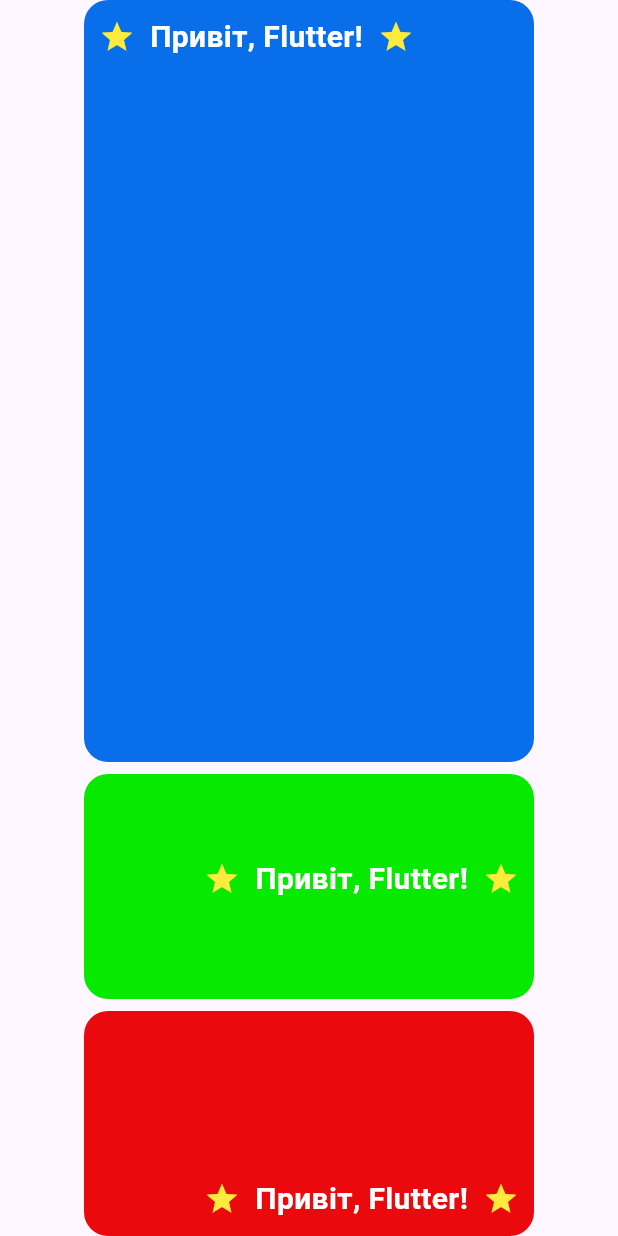
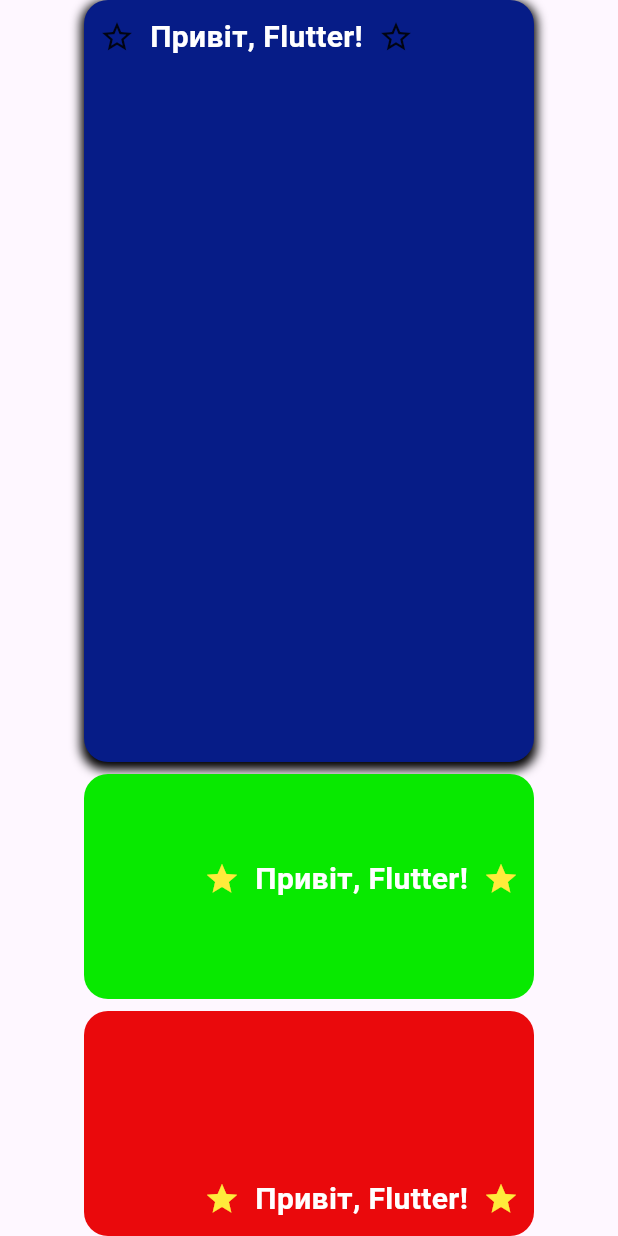
Before and after one commit to bastqq/flutter_homework, a Flutter app: the screen it shows after launch, on a phone screen of 412 x 824 dp. Run offline on Flutter 3.47's test engine with Material 3 defaults, Android fonts, the phone set to English and light mode, and no system bars.

Commit message:
feat-FLAB-11-widgets-p1 hw part 5
Co-authored-by: Copilot <copilot@github.com>

```diff
--- a/lib/lesson_11/main.dart
+++ b/lib/lesson_11/main.dart
@@ -26,6 +26,8 @@ class MyHomePage extends StatefulWidget {
   State<MyHomePage> createState() => _MyHomePageState();
 }
 
+bool isTaped = false;
+
 class _MyHomePageState extends State<MyHomePage> {
   @override
   Widget build(BuildContext context) {
@@ -36,10 +38,35 @@ class _MyHomePageState extends State<MyHomePage> {
           mainAxisAlignment: MainAxisAlignment.center,
           children: [
             Flexible(
-              child: Container(
+              child: GestureDetector(
+                onTap: () {
+                  setState(() {
+                    isTaped = !isTaped;
+                  });
+                  // Handle tap event
+                },
+                child: AnimatedContainer(
+                  duration: const Duration(milliseconds: 300),
+                  curve: Curves.easeInOut,
                   decoration: BoxDecoration(
                     borderRadius: BorderRadius.circular(16),
-                  color: Color.fromRGBO(9, 110, 234, 1),
+                    color:
+                        isTaped
+                            ? const Color.fromRGBO(9, 110, 234, 1)
+                            : const Color.fromARGB(255, 6, 28, 135),
+                    boxShadow: [
+                      isTaped
+                          ? BoxShadow()
+                          : BoxShadow(
+                            color: Colors.black,
+                            spreadRadius: 2,
+                            blurRadius: 5,
+                            offset: const Offset(
+                              0,
+                              3,
+                            ), // changes position of shadow
+                          ),
+                    ],
                   ),
                   width: 300,
                   height: double.infinity,
@@ -51,7 +78,9 @@ class _MyHomePageState extends State<MyHomePage> {
                         mainAxisAlignment: MainAxisAlignment.start,
                         spacing: 10,
                         children: [
-                        Icon(Icons.star, color: Colors.yellow),
+                          isTaped
+                              ? Icon(Icons.star, color: Colors.yellow)
+                              : Icon(Icons.star_border),
                           Text(
                             'Привіт, Flutter!',
                             style: TextStyle(
@@ -60,8 +89,11 @@ class _MyHomePageState extends State<MyHomePage> {
                               fontWeight: FontWeight.bold,
                             ),
                           ),
-                        Icon(Icons.star, color: Colors.yellow),
+                          isTaped
+                              ? Icon(Icons.star, color: Colors.yellow)
+                              : Icon(Icons.star_border),
                         ],
+                      ),
                     ),
                   ),
                 ),
```
Lines whose indentation alone changed are shown as unchanged.
